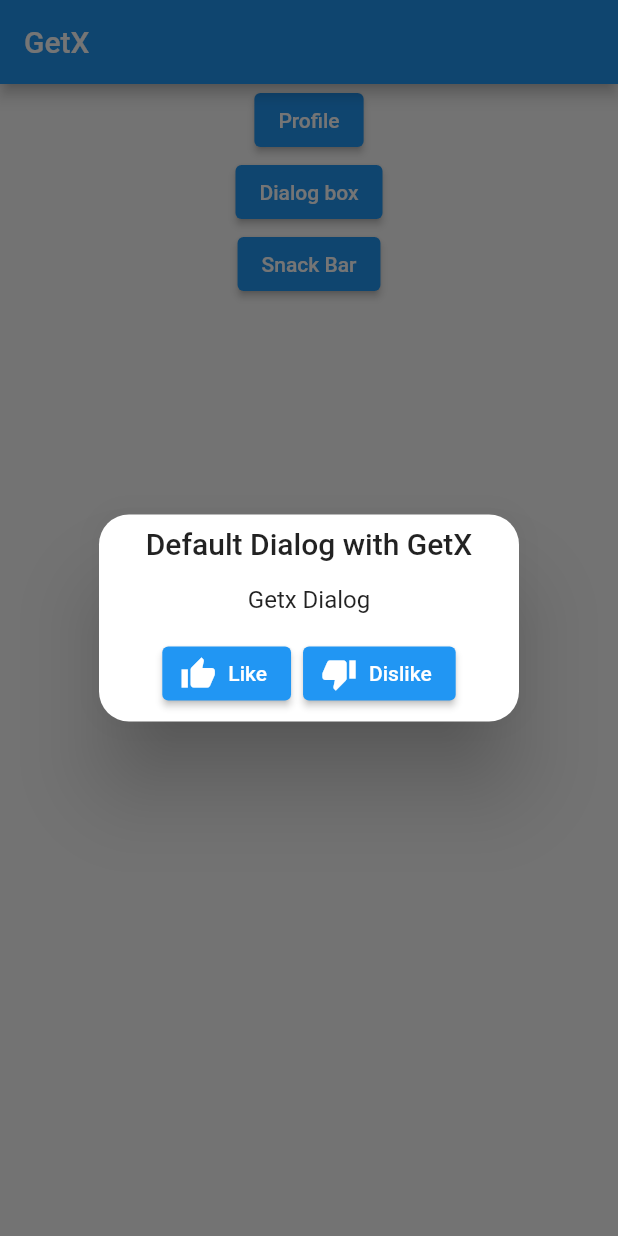
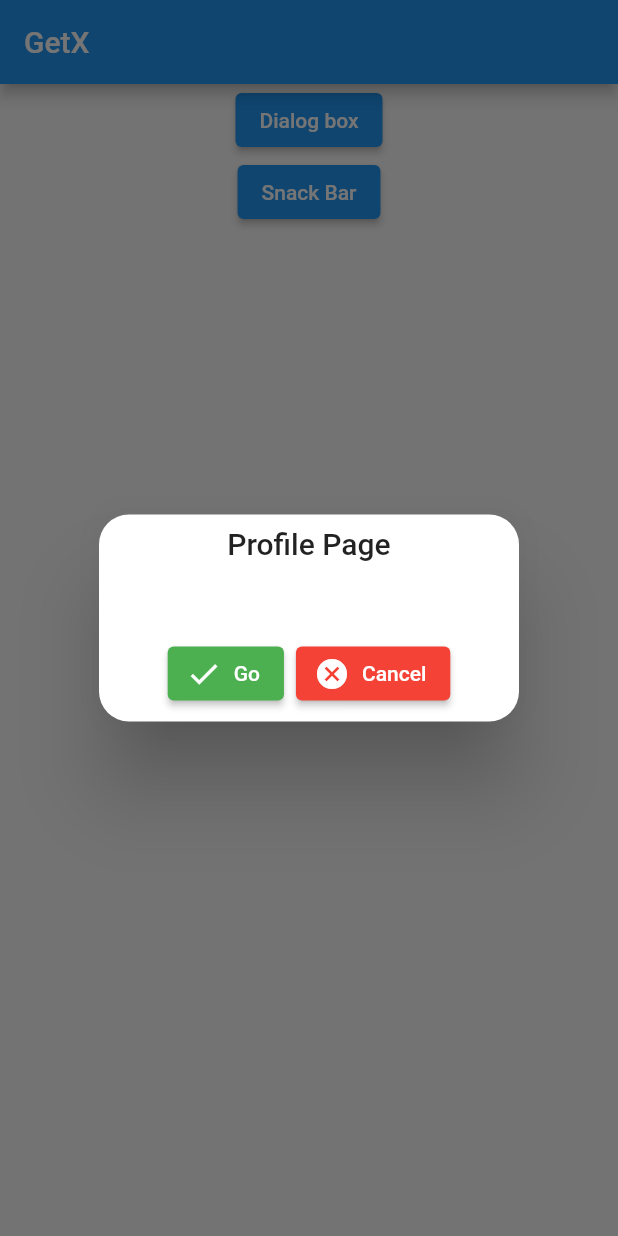
Before and after one commit to crpoudyal/getx_explore, a Flutter app: the screen it shows after launch, after a tap on "Dialog box", on a phone screen of 412 x 824 dp. Run offline on Flutter 3.47's test engine with Material 2 defaults, Android fonts, the phone set to English and light mode, and no system bars; our stand-ins replace get.

Commit message:
feat: updated Dialogbox styles

```diff
--- a/lib/pages/home_page.dart
+++ b/lib/pages/home_page.dart
@@ -21,27 +21,30 @@ class _HomePageState extends State<HomePage> {
           child: Column(
             children: [
               ElevatedButton(
-                  onPressed: () {
-                    Get.to(ProfilePage());
-                  },
-                  child: const Text("Profile")),
-              ElevatedButton(
                 onPressed: () {
                   Get.defaultDialog(
-                      title: "Default Dialog with GetX",
-                      middleText: "Getx Dialog",
+                      title: "Profile Page",
+                      content: const Text(""),
                       actions: [
                         ElevatedButton.icon(
-                          style: ElevatedButton.styleFrom(),
-                          onPressed: () {},
-                          icon: const Icon(Icons.thumb_up),
-                          label: const Text("Like"),
+                          style: ElevatedButton.styleFrom(
+                              backgroundColor: Colors.green),
+                          onPressed: () {
+                            Get.off(() => const ProfilePage());
+                          },
+                          icon: const Icon(
+                            Icons.done,
+                          ),
+                          label: const Text("Go"),
                         ),
                         ElevatedButton.icon(
-                          style: ElevatedButton.styleFrom(),
-                          onPressed: () {},
-                          icon: const Icon(Icons.thumb_down),
-                          label: const Text("Dislike"),
+                          style: ElevatedButton.styleFrom(
+                              backgroundColor: Colors.red),
+                          onPressed: () {
+                            Get.back();
+                          },
+                          icon: const Icon(Icons.cancel),
+                          label: const Text("Cancel"),
                         )
                       ]);
                 },
```
